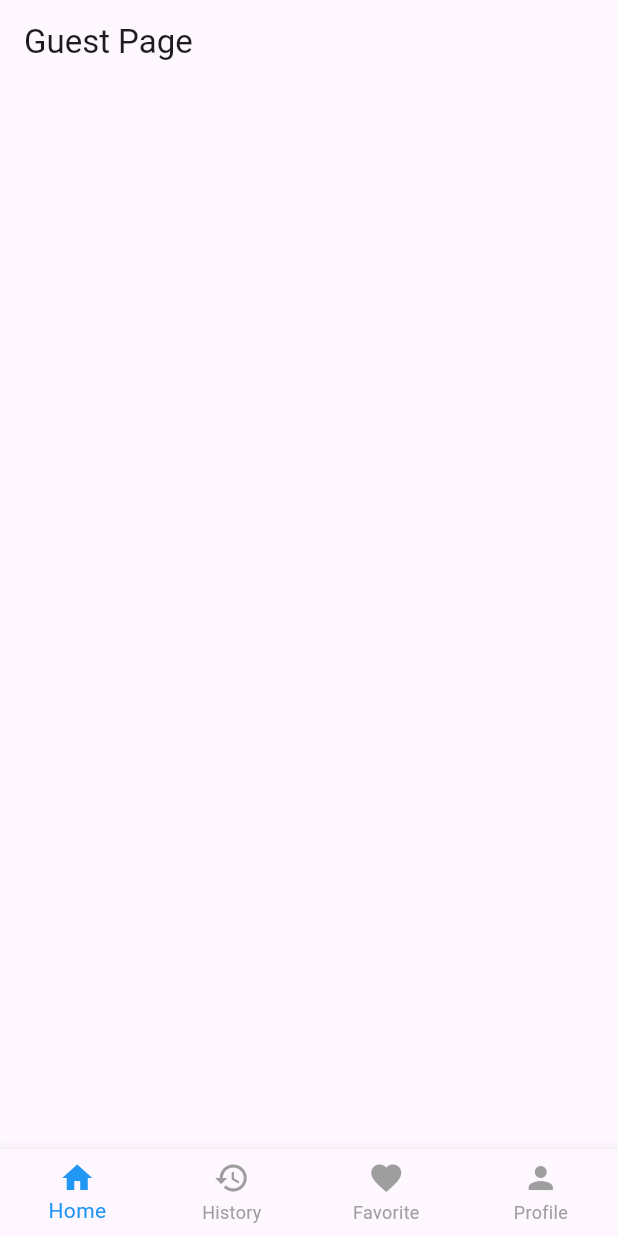
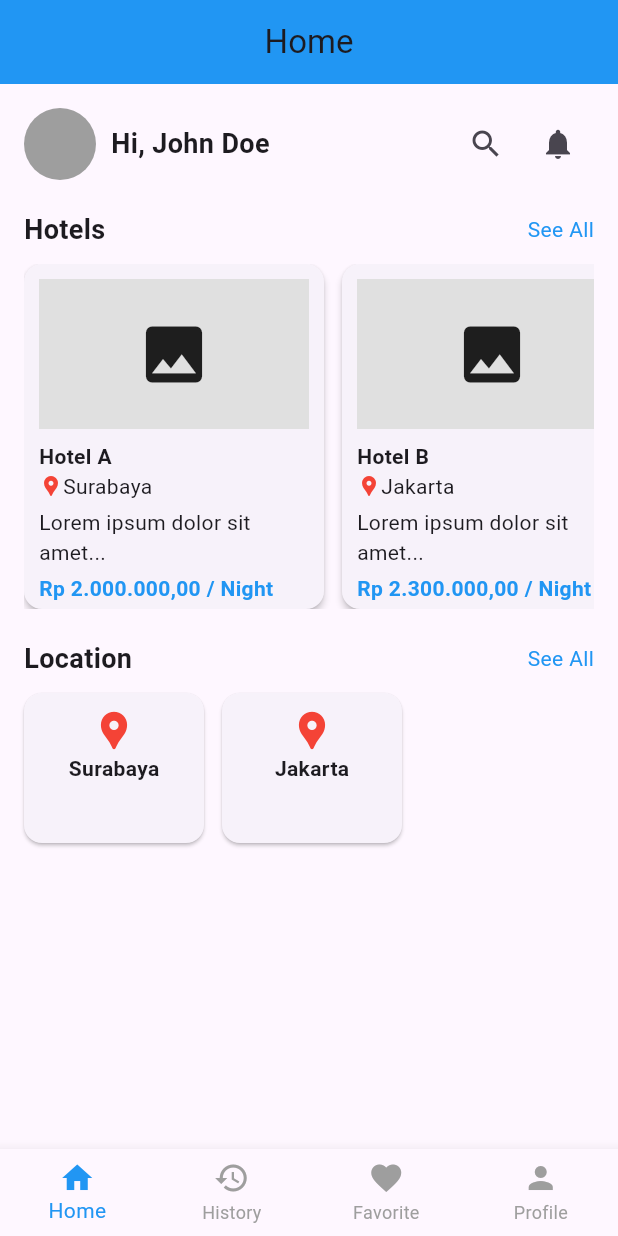
Before and after one commit to kevinn003/hotel_booking_app, a Flutter app: the screen it shows after launch, on a phone screen of 412 x 824 dp. Run offline on Flutter 3.47's test engine with Material 3 defaults, Android fonts, the phone set to English and light mode, and no system bars; our stand-ins replace firebase_auth, firebase_core; accounts and stored records are empty.

Commit message:
halaman guest_home_page

```diff
--- a/lib/pages/guest_home_page.dart
+++ b/lib/pages/guest_home_page.dart
@@ -8,12 +8,144 @@ class GuestHomePage extends StatefulWidget {
 }
 
 class _GuestHomePageState extends State<GuestHomePage> {
+  Widget buildHotelCard(String name, String city, String price) {
+    return GestureDetector(
+      onTap: () => Navigator.pushNamed(context, '/hotel-detail'),
+      child: Card(
+        elevation: 2,
+        margin: const EdgeInsets.only(right: 12),
+        shape: RoundedRectangleBorder(borderRadius: BorderRadius.circular(12)),
+        child: Container(
+          width: 200,
+          padding: const EdgeInsets.all(10),
+          child: Column(
+            crossAxisAlignment: CrossAxisAlignment.start,
+            children: [
+              Container(
+                height: 100,
+                width: double.infinity,
+                color: Colors.grey[300],
+                child: const Icon(Icons.image, size: 50),
+              ),
+              const SizedBox(height: 8),
+              Text(name, style: const TextStyle(fontWeight: FontWeight.bold)),
+              Row(
+                children: [
+                  const Icon(Icons.location_pin, color: Colors.red, size: 16),
+                  Text(city),
+                ],
+              ),
+              const SizedBox(height: 4),
+              const Text(
+                'Lorem ipsum dolor sit amet...',
+                maxLines: 2,
+                overflow: TextOverflow.ellipsis,
+              ),
+              const SizedBox(height: 4),
+              Text(price,
+                  style: const TextStyle(
+                      color: Colors.blue, fontWeight: FontWeight.bold)),
+            ],
+          ),
+        ),
+      ),
+    );
+  }
+
+  Widget buildLocationCard(String name) {
+    return GestureDetector(
+      onTap: () => Navigator.pushNamed(context, '/location-detail'),
+      child: Card(
+        margin: const EdgeInsets.only(right: 12),
+        shape: RoundedRectangleBorder(borderRadius: BorderRadius.circular(12)),
+        child: Container(
+          width: 120,
+          padding: const EdgeInsets.all(10),
+          child: Column(
+            children: [
+              const Icon(Icons.location_pin, color: Colors.red, size: 30),
+              Text(name, style: const TextStyle(fontWeight: FontWeight.bold)),
+            ],
+          ),
+        ),
+      ),
+    );
+  }
+
+  Widget sectionHeader(String title, {required VoidCallback onTap}) {
+    return Row(
+      mainAxisAlignment: MainAxisAlignment.spaceBetween,
+      children: [
+        Text(title,
+            style: const TextStyle(fontSize: 18, fontWeight: FontWeight.bold)),
+        GestureDetector(
+          onTap: onTap,
+          child: const Text("See All", style: TextStyle(color: Colors.blue)),
+        ),
+      ],
+    );
+  }
+
   @override
   Widget build(BuildContext context) {
     return Scaffold(
       appBar: AppBar(
-        automaticallyImplyLeading: false, // ini akan menghilangkan tombol back
-        title: Text("Guest Page"),
+        title: const Text("Home"),
+        centerTitle: true,
+        backgroundColor: Colors.blue,
+      ),
+      body: ListView(
+        padding: const EdgeInsets.all(16),
+        children: [
+          // Greeting section
+          Row(
+            children: [
+              const CircleAvatar(radius: 24, backgroundColor: Colors.grey),
+              const SizedBox(width: 10),
+              const Expanded(
+                child: Text('Hi, John Doe',
+                    style: TextStyle(fontWeight: FontWeight.bold, fontSize: 18)),
+              ),
+              IconButton(icon: const Icon(Icons.search), onPressed: () {}),
+              IconButton(icon: const Icon(Icons.notifications), onPressed: () {}),
+            ],
+          ),
+          const SizedBox(height: 20),
+
+          // Hotels Section
+          sectionHeader("Hotels", onTap: () {
+            Navigator.pushNamed(context, '/all-hotels');
+          }),
+          const SizedBox(height: 10),
+          SizedBox(
+            height: 230,
+            child: ListView(
+              scrollDirection: Axis.horizontal,
+              children: [
+                buildHotelCard("Hotel A", "Surabaya", "Rp 2.000.000,00 / Night"),
+                buildHotelCard("Hotel B", "Jakarta", "Rp 2.300.000,00 / Night"),
+              ],
+            ),
+          ),
+
+          const SizedBox(height: 20),
+
+          // Location Section
+          sectionHeader("Location", onTap: () {
+            Navigator.pushNamed(context, '/all-locations');
+          }),
+          const SizedBox(height: 10),
+          SizedBox(
+            height: 100,
+            child: ListView(
+              scrollDirection: Axis.horizontal,
+              children: [
+                buildLocationCard("Surabaya"),
+                buildLocationCard("Jakarta"),
+              ],
+            ),
+          ),
+        ],
       ),
     );
   }
```
